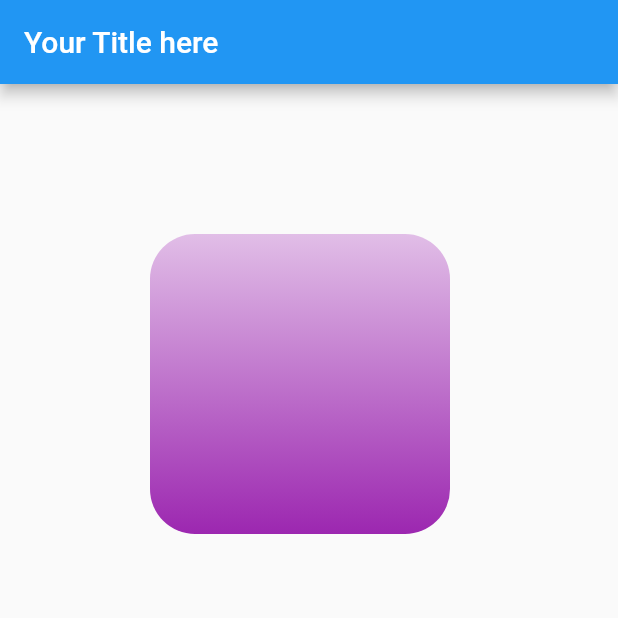
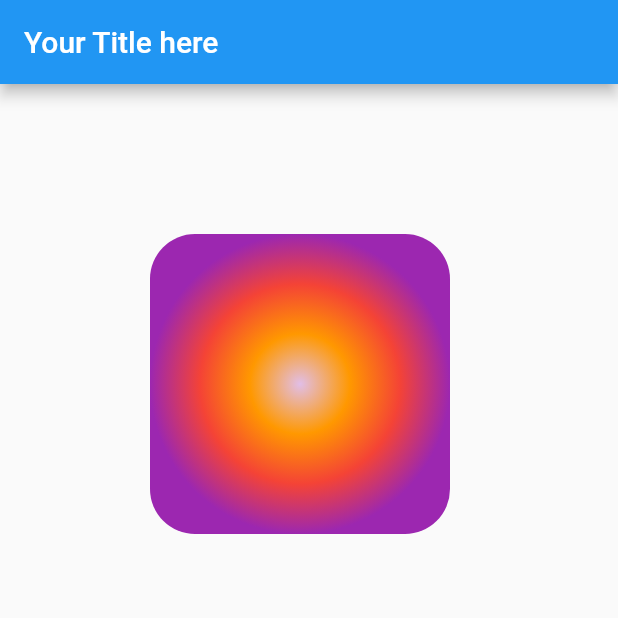
Before and after one commit to ozgursarikamis/flutter-layouts, a Flutter app: the screen it shows after launch, on a phone screen of 412 x 824 dp, the top half of it. Run offline on Flutter 3.47's test engine with Material 2 defaults, Android fonts, the phone set to English and light mode, and no system bars.

Commit message:
RadialGradient

```diff
--- a/lib/main.dart
+++ b/lib/main.dart
@@ -22,10 +22,12 @@ class MyApp extends StatelessWidget {
           decoration: BoxDecoration(
               borderRadius: const BorderRadius.all(Radius.circular(30)),
               color: Colors.orange,
-              gradient: LinearGradient(
-                  begin: Alignment.topCenter,
-                  end: Alignment.bottomCenter,
-                  colors: [Colors.purple.shade100, Colors.purple.shade500]),
+              gradient: RadialGradient(colors: [
+                Colors.purple.shade100,
+                Colors.orange,
+                Colors.red,
+                Colors.purple.shade500
+              ]),
               shape: BoxShape.rectangle),
         ),
       ),
```
